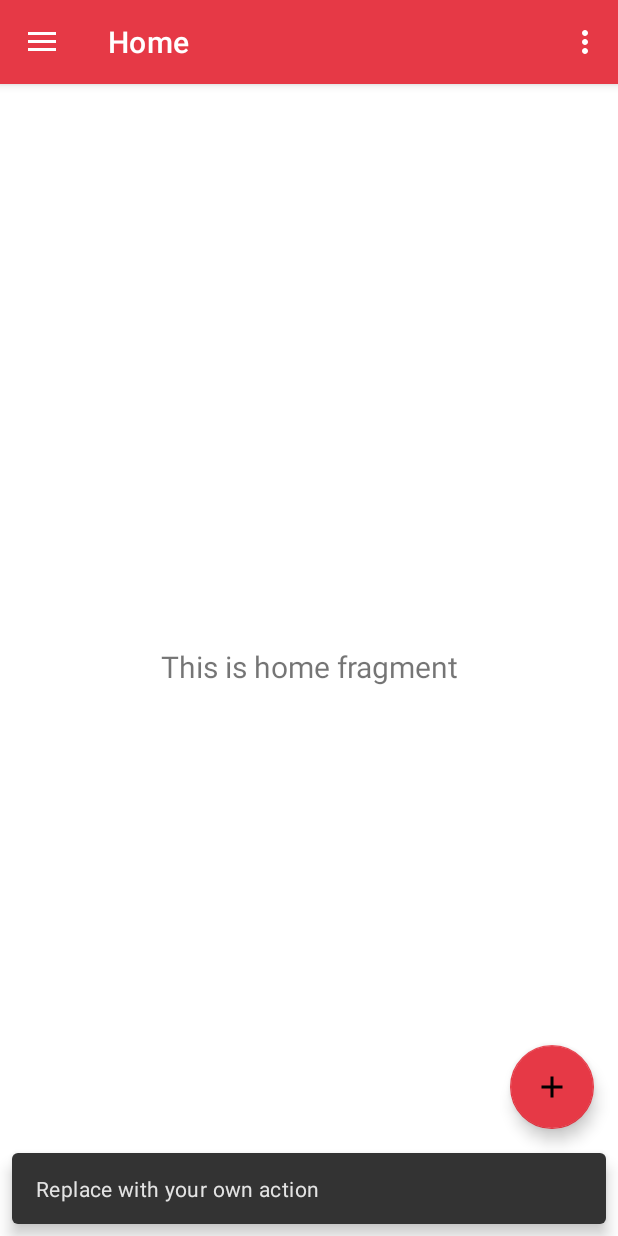
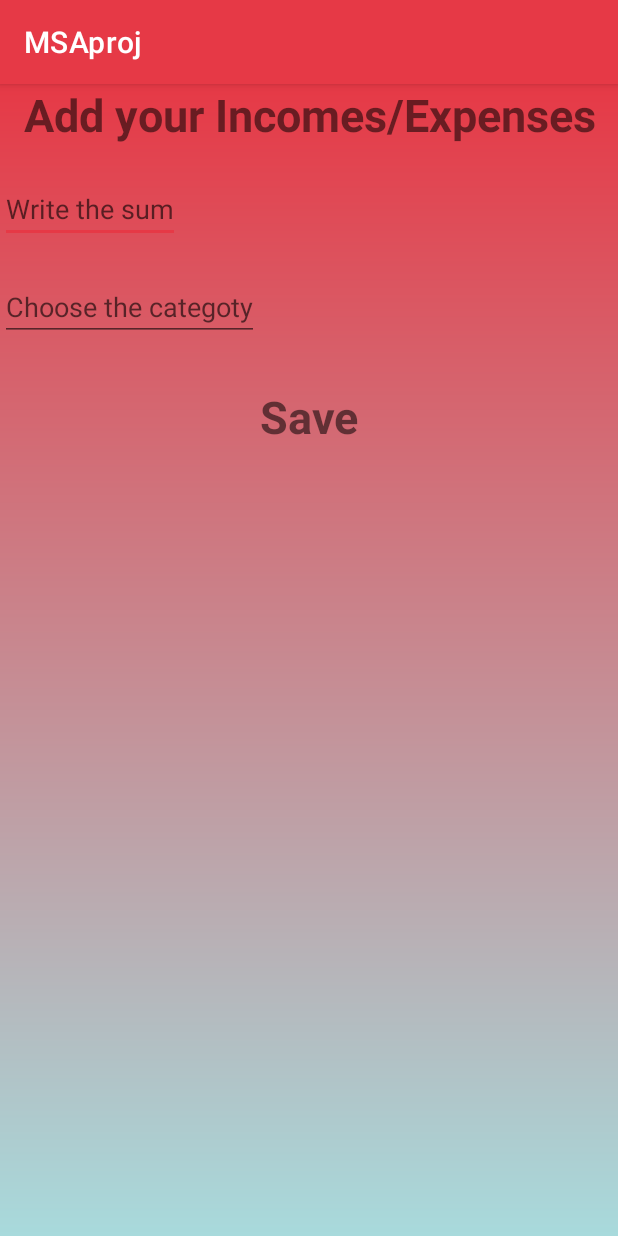
Before and after one commit to oana-rancov/MSAproj, an Android app: the NavigationActivity screen opened directly, with no data from a screen before it, after a tap on an icon or button, on a phone screen of 412 x 824 dp. Run offline under Robolectric (Android 15) with nearby library versions, the phone set to English and light mode, and no system bars; our stand-ins replace navigation-ui.

Commit message:
Fab add activity

```diff
--- a/app/src/main/AndroidManifest.xml
+++ b/app/src/main/AndroidManifest.xml
@@ -19,6 +19,7 @@
         <activity android:name=".ProfileActivity" />
         <activity android:name=".ForgotPassword" />
         <activity android:name=".MainScreen_Activity" />
+        <activity android:name=".AddActivity" />
         <activity
             android:name=".SplashActivity"
             android:theme="@style/Splash">
--- a/app/src/main/java/com/example/msaproj/NavigationActivity.java
+++ b/app/src/main/java/com/example/msaproj/NavigationActivity.java
@@ -1,6 +1,8 @@
 package com.example.msaproj;
 
+import android.content.Intent;
 import android.os.Bundle;
+import android.util.Log;
 import android.view.View;
 import android.view.Menu;
 
@@ -20,6 +22,7 @@ public class NavigationActivity extends AppCompatActivity {
 
     private AppBarConfiguration mAppBarConfiguration;
     private ActivityNavigationBinding binding;
+    private final static String TAG = NavigationActivity.class.getSimpleName();
 
     @Override
     protected void onCreate(Bundle savedInstanceState) {
@@ -32,8 +35,11 @@ public class NavigationActivity extends AppCompatActivity {
         binding.appBarNavigation.fab.setOnClickListener(new View.OnClickListener() {
             @Override
             public void onClick(View view) {
-                Snackbar.make(view, "Replace with your own action", Snackbar.LENGTH_LONG)
-                        .setAction("Action", null).show();
+                Log.d(TAG, "FAB click!");
+//                Snackbar.make(view, "Replace with your own action", Snackbar.LENGTH_LONG)
+//                        .setAction("Action", null).show();
+                startActivity(new Intent(getApplicationContext(), AddActivity.class));
+                finish();
             }
         });
         DrawerLayout drawer = binding.drawerLayout;
--- a/app/src/main/java/com/example/msaproj/RegisterActivity.java
+++ b/app/src/main/java/com/example/msaproj/RegisterActivity.java
@@ -97,6 +97,8 @@ public class RegisterActivity extends AppCompatActivity {
                                         public void onComplete(@NonNull Task<Void> task) {
                                             if (task.isSuccessful()){
                                                 Toast.makeText(RegisterActivity.this, "user has been registered succesfully", Toast.LENGTH_LONG).show();
+                                                startActivity(new Intent(getApplicationContext(), LogInActivity.class));
+                                                finish();
 
                                             }else {
                                                 Toast.makeText(RegisterActivity.this, "failed to register", Toast.LENGTH_LONG).show();
--- a/app/src/main/res/drawable/gradient1.xml
+++ b/app/src/main/res/drawable/gradient1.xml
@@ -1,7 +1,7 @@
 <?xml version="1.0" encoding="utf-8"?>
 <shape xmlns:android="http://schemas.android.com/apk/res/android">
     <gradient
-        android:angle="45"
+        android:angle="90"
         android:startColor="#a8dadc"
         android:endColor="#E63946" />
 </shape>
```
